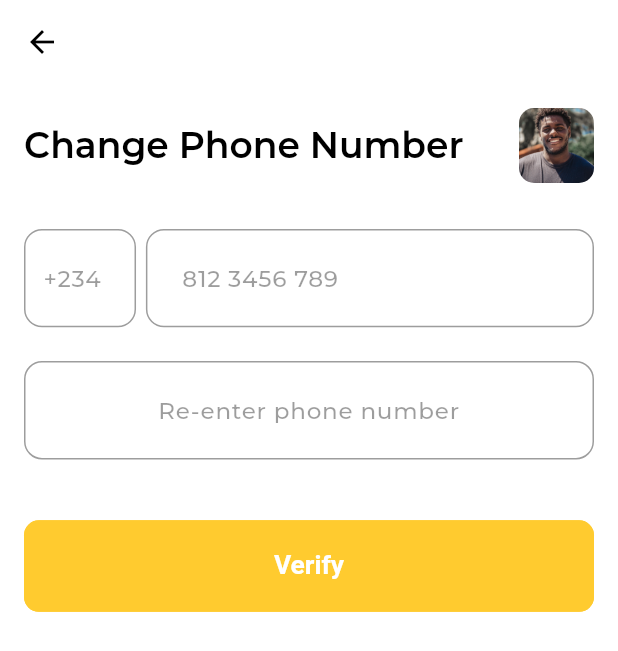
After one commit to Cabu-Cabu/Cabu-Cabu-user-mobile, a Flutter app: the ChangePhoneNumberScreen screen opened directly, on a phone screen of 412 x 824 dp. The commit adds this screen. Shown: the top 651 px of the screen. Run offline on Flutter 3.47's test engine with Material 3 defaults, Android fonts, the phone set to English and light mode, and no system bars; our stand-ins replace flutter_screenutil, flutter_svg, logger, shared_preferences, sliding_up_panel; accounts and stored records are empty; project files that could hold a hidden picture were left out.

```diff
--- a/lib/src/core/utils/constants/texts.dart
+++ b/lib/src/core/utils/constants/texts.dart
@@ -39,7 +39,7 @@ class AppTexts {
 
   static const String verificationCode = 'Verification code';
   static const String verify = 'Verify';
-  static const String emailAddress = 'Cabu-Cabu@express.com';
+  static const String testEmail = 'Cabu-Cabu@express.com';
 
   static const String resetPassword = 'Reset Password';
   static const String newPassword = 'New password';
@@ -95,4 +95,20 @@ class AppTexts {
 
   static const String chats = 'Chats';
   static const String search = 'Search';
+
+  // -- Settings List Tiles --
+  static const String emailAddress = 'Email Address';
+  static const String language = 'Language';
+  static const String sound = 'Sound';
+  static const String darkMode = 'Dark Mode';
+  static const String changeNumber = 'Change Number';
+  static const String update = 'Update';
+  static const String deleteAccount = 'Delete Account';
+
+  // -- Change Number --
+  static const String changeNumberTitle = 'Change Phone Number';
+  static const String testCountryCode = '+234';
+  static const String testPhoneNumber = '812 3456 789';
+  static const String sendCode = 'Send\nCode';
+  static const String reEnterPhoneNumber = 'Re-enter phone number';
 }
--- a/lib/src/features/authentication/presentation/components/password_verification_form.dart
+++ b/lib/src/features/authentication/presentation/components/password_verification_form.dart
@@ -13,7 +13,7 @@ class PasswordVerificationForm extends StatelessWidget {
       children: [
         TextFormField(
           decoration: const InputDecoration(
-            hintText: AppTexts.emailAddress,
+            hintText: AppTexts.testEmail,
             prefixIcon: Icon(Icons.email_outlined),
           ),
         ),
--- a/lib/src/features/personalization/presentation/components/header_section.dart
+++ b/lib/src/features/personalization/presentation/components/header_section.dart
@@ -24,11 +24,13 @@ class PersonalizationScreenHeader extends StatelessWidget {
           children: [
             Text(
               title,
+              overflow: TextOverflow.ellipsis,
               style: context.textTheme.headlineMedium,
             ),
             if (subtitle != null)
               Text(
                 subtitle!,
+                overflow: TextOverflow.ellipsis,
                 style: context.textTheme.bodyLarge?.copyWith(
                   color: AppColors.opacBlack,
                 ),
--- /dev/null
+++ b/lib/src/features/personalization/presentation/screens/change_phone_number_screen.dart
@@ -0,0 +1,161 @@
+import 'package:cabu_cabu_user_mobile/src/core/utils/constants/colors.dart';
+import 'package:cabu_cabu_user_mobile/src/core/utils/constants/extentions.dart';
+import 'package:cabu_cabu_user_mobile/src/core/utils/constants/sizes.dart';
+import 'package:cabu_cabu_user_mobile/src/core/utils/constants/texts.dart';
+import 'package:cabu_cabu_user_mobile/src/features/personalization/presentation/components/header_section.dart';
+import 'package:flutter/material.dart';
+import 'package:flutter_screenutil/flutter_screenutil.dart';
+
+class ChangePhoneNumberScreen extends StatelessWidget {
+  const ChangePhoneNumberScreen({super.key});
+
+  @override
+  Widget build(BuildContext context) {
+    return Scaffold(
+      appBar: AppBar(),
+      body: Padding(
+        padding: const EdgeInsets.all(AppSizes.defaultPadding),
+        child: Column(
+          children: [
+            const PersonalizationScreenHeader(
+              title: AppTexts.changeNumberTitle,
+            ),
+            28.verticalSpace,
+            // VerifyPhoneNumberForm(),
+            SetNewPhoneNumberForm(),
+          ],
+        ),
+      ),
+    );
+  }
+}
+
+class VerifyPhoneNumberForm extends StatelessWidget {
+  const VerifyPhoneNumberForm({
+    super.key,
+  });
+
+  @override
+  Widget build(BuildContext context) {
+    return Column(
+      children: [
+        SizedBox(
+          height: 70,
+          child: Row(
+            children: [
+              Expanded(
+                child: TextFormField(
+                  decoration: InputDecoration(
+                    hintText: AppTexts.testCountryCode,
+                    contentPadding: EdgeInsets.symmetric(
+                      horizontal: 8.w,
+                      vertical: 20.h,
+                    ),
+                  ),
+                ),
+              ),
+              3.horizontalSpace,
+              Expanded(
+                flex: 3,
+                child: TextFormField(
+                  decoration: const InputDecoration(
+                    hintText: AppTexts.testPhoneNumber,
+                  ),
+                ),
+              ),
+              3.horizontalSpace,
+              OutlinedButton(
+                onPressed: () {},
+                style: OutlinedButton.styleFrom(
+                  padding: EdgeInsets.symmetric(
+                    horizontal: 18.w,
+                    vertical: 8.h,
+                  ),
+                ),
+                child: Text(
+                  AppTexts.sendCode,
+                  style: context.textTheme.bodyLarge?.copyWith(
+                    color: AppColors.primary,
+                  ),
+                ),
+              ),
+            ],
+          ),
+        ),
+        20.verticalSpace,
+        TextFormField(
+          textAlign: TextAlign.center,
+          decoration: const InputDecoration(
+            hintText: AppTexts.verificationCode,
+          ),
+        ),
+        40.verticalSpace,
+        SizedBox(
+          width: double.infinity,
+          // height: 60.h,
+          child: ElevatedButton(
+            onPressed: () {},
+            child: const Text(AppTexts.verify),
+          ),
+        ),
+      ],
+    );
+  }
+}
+
+class SetNewPhoneNumberForm extends StatelessWidget {
+  const SetNewPhoneNumberForm({
+    super.key,
+  });
+
+  @override
+  Widget build(BuildContext context) {
+    return Column(
+      children: [
+        SizedBox(
+          height: 70,
+          child: Row(
+            children: [
+              Expanded(
+                child: TextFormField(
+                  decoration: InputDecoration(
+                    hintText: AppTexts.testCountryCode,
+                    contentPadding: EdgeInsets.symmetric(
+                      horizontal: 8.w,
+                      vertical: 20.h,
+                    ),
+                  ),
+                ),
+              ),
+              6.horizontalSpace,
+              Expanded(
+                flex: 4,
+                child: TextFormField(
+                  decoration: const InputDecoration(
+                    hintText: AppTexts.testPhoneNumber,
+                  ),
+                ),
+              ),
+            ],
+          ),
+        ),
+        20.verticalSpace,
+        TextFormField(
+          textAlign: TextAlign.center,
+          decoration: const InputDecoration(
+            hintText: AppTexts.reEnterPhoneNumber,
+          ),
+        ),
+        40.verticalSpace,
+        SizedBox(
+          width: double.infinity,
+          // height: 60.h,
+          child: ElevatedButton(
+            onPressed: () {},
+            child: const Text(AppTexts.verify),
+          ),
+        ),
+      ],
+    );
+  }
+}
```
